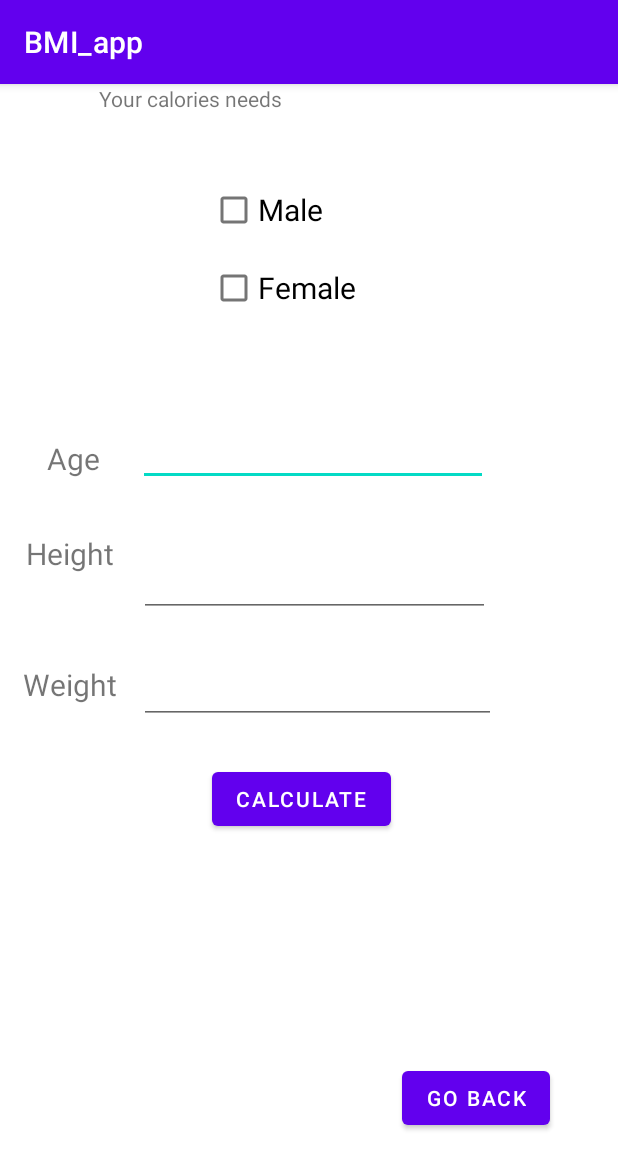
After one commit to annarogala/BMI_android_app, an Android app: the CaloriesActivity screen opened directly, with no data from a screen before it, on a phone screen of 412 x 824 dp. The commit adds this screen. Shown: the top 1169 px of the screen. Run offline under Robolectric (Android 15) with nearby library versions, the phone set to English and light mode, and no system bars.

Commit message:
Add starts screen, recipes and calories screen and navigation

```diff
--- /dev/null
+++ b/app/src/main/java/com/example/bmi_app/CaloriesActivity.java
@@ -0,0 +1,95 @@
+package com.example.bmi_app;
+
+import java.util.Locale;
+
+import android.widget.Button;
+import android.os.Bundle;
+import android.view.View;
+import android.widget.CheckBox;
+import android.widget.EditText;
+import android.widget.TextView;
+
+import androidx.appcompat.app.AppCompatActivity;
+
+public class CaloriesActivity extends AppCompatActivity {
+    private EditText weightEditText;
+    private EditText heightEditText;
+    private EditText ageEditText;
+    private CheckBox maleCheckBox;
+    private CheckBox femaleCheckBox;
+    private Button calculateBtn;
+    private TextView resultTextView;
+
+    @Override
+    protected void onCreate(Bundle savedInstanceState) {
+        super.onCreate(savedInstanceState);
+        setContentView(R.layout.calories);
+
+        femaleCheckBox = findViewById(R.id.femaleCheckbox);
+        maleCheckBox = findViewById(R.id.maleCheckbox);
+        ageEditText = findViewById(R.id.ageNumber);
+        weightEditText = findViewById(R.id.WeightNumber);
+        heightEditText = findViewById(R.id.HeightNumber);
+        calculateBtn = findViewById(R.id.CalculateBtn);
+        resultTextView = findViewById(R.id.ResultText);
+        Button backBtn = findViewById(R.id.backBtn);
+
+        maleCheckBox.setOnClickListener(new View.OnClickListener() {
+            @Override
+            public void onClick(View v) {
+                if (maleCheckBox.isChecked()) {
+                    femaleCheckBox.setChecked(false);
+                }
+            }
+        });
+
+        femaleCheckBox.setOnClickListener(new View.OnClickListener() {
+            @Override
+            public void onClick(View v) {
+                if (femaleCheckBox.isChecked()) {
+                    maleCheckBox.setChecked(false);
+                }
+            }
+        });
+
+        calculateBtn.setOnClickListener(new View.OnClickListener() {
+            @Override
+            public void onClick(View v) {
+                calculateCalories();
+            }
+        });
+
+        backBtn.setOnClickListener(new View.OnClickListener() {
+            @Override
+            public void onClick(View v) {
+                finish();
+            }
+        });
+    }
+
+    private void calculateCalories() {
+        String weightStr = weightEditText.getText().toString();
+        String heightStr = heightEditText.getText().toString();
+        String ageStr = ageEditText.getText().toString();
+
+        if (!weightStr.isEmpty() && !heightStr.isEmpty() && !ageStr.isEmpty()) {
+            double weight = Double.parseDouble(weightStr);
+            double height = Double.parseDouble(heightStr);
+            int age = Integer.parseInt(ageStr);
+
+            double bmr;
+            boolean isMaleChecked = maleCheckBox.isChecked();
+            boolean isFemaleChecked = femaleCheckBox.isChecked();
+
+            if (isMaleChecked) {
+                bmr = 5 + (10 * weight) + (6.25 * height) - (5 * age);
+            } else if (isFemaleChecked) {
+                bmr = -161 + (10 * weight) + (6.25 * height) - (5 * age);
+            } else {
+                return;
+            }
+
+            resultTextView.setText(String.format(Locale.getDefault(), "%.2f", bmr));
+        }
+    }
+}
--- /dev/null
+++ b/app/src/main/res/layout/calories.xml
@@ -0,0 +1,154 @@
+<?xml version="1.0" encoding="utf-8"?>
+<androidx.constraintlayout.widget.ConstraintLayout xmlns:android="http://schemas.android.com/apk/res/android"
+    xmlns:app="http://schemas.android.com/apk/res-auto"
+    xmlns:tools="http://schemas.android.com/tools"
+    android:layout_width="match_parent"
+    android:layout_height="match_parent"
+    tools:context=".CaloriesActivity">
+
+    <CheckBox
+        android:id="@+id/femaleCheckbox"
+        android:layout_width="wrap_content"
+        android:layout_height="wrap_content"
+        android:layout_marginStart="140dp"
+        android:layout_marginTop="52dp"
+        android:text="Female"
+        android:textSize="20sp"
+        app:layout_constraintStart_toStartOf="parent"
+        app:layout_constraintTop_toTopOf="@+id/maleCheckbox" />
+
+    <CheckBox
+        android:id="@+id/maleCheckbox"
+        android:layout_width="wrap_content"
+        android:layout_height="wrap_content"
+        android:layout_marginStart="140dp"
+        android:layout_marginBottom="84dp"
+        android:text="Male"
+        android:textSize="20sp"
+        app:layout_constraintBottom_toTopOf="@+id/ageNumber"
+        app:layout_constraintStart_toStartOf="parent" />
+
+    <EditText
+        android:id="@+id/ageNumber"
+        android:layout_width="233dp"
+        android:layout_height="76dp"
+        android:layout_marginTop="192dp"
+        android:ems="10"
+        android:inputType="numberDecimal"
+        app:layout_constraintEnd_toEndOf="parent"
+        app:layout_constraintHorizontal_bias="0.516"
+        app:layout_constraintStart_toStartOf="parent"
+        app:layout_constraintTop_toTopOf="parent" />
+
+    <EditText
+        android:id="@+id/WeightNumber"
+        android:layout_width="238dp"
+        android:layout_height="68dp"
+        android:ems="10"
+        android:inputType="numberDecimal"
+        app:layout_constraintBottom_toBottomOf="parent"
+        app:layout_constraintEnd_toEndOf="parent"
+        app:layout_constraintHorizontal_bias="0.531"
+        app:layout_constraintStart_toStartOf="parent"
+        app:layout_constraintTop_toTopOf="parent"
+        app:layout_constraintVertical_bias="0.512" />
+
+    <EditText
+        android:id="@+id/HeightNumber"
+        android:layout_width="234dp"
+        android:layout_height="70dp"
+        android:ems="10"
+        android:inputType="numberDecimal"
+        app:layout_constraintBottom_toBottomOf="parent"
+        app:layout_constraintEnd_toEndOf="parent"
+        app:layout_constraintHorizontal_bias="0.519"
+        app:layout_constraintStart_toStartOf="parent"
+        app:layout_constraintTop_toTopOf="parent"
+        app:layout_constraintVertical_bias="0.409" />
+
+    <TextView
+        android:id="@+id/HeightText"
+        android:layout_width="wrap_content"
+        android:layout_height="wrap_content"
+        android:text="Height"
+        android:textSize="20sp"
+        app:layout_constraintBottom_toBottomOf="parent"
+        app:layout_constraintEnd_toStartOf="@+id/HeightNumber"
+        app:layout_constraintHorizontal_bias="0.515"
+        app:layout_constraintStart_toStartOf="parent"
+        app:layout_constraintTop_toTopOf="parent"
+        app:layout_constraintVertical_bias="0.404" />
+
+    <TextView
+        android:id="@+id/ageText"
+        android:layout_width="wrap_content"
+        android:layout_height="wrap_content"
+        android:layout_marginEnd="24dp"
+        android:layout_marginBottom="36dp"
+        android:text="Age"
+        android:textSize="20sp"
+        app:layout_constraintBottom_toTopOf="@+id/HeightText"
+        app:layout_constraintEnd_toStartOf="@+id/ageNumber"
+        app:layout_constraintHorizontal_bias="0.969"
+        app:layout_constraintStart_toStartOf="parent" />
+
+    <TextView
+        android:id="@+id/WeightText"
+        android:layout_width="wrap_content"
+        android:layout_height="wrap_content"
+        android:layout_marginTop="60dp"
+        android:text="Weight"
+        android:textSize="20sp"
+        app:layout_constraintEnd_toStartOf="@+id/WeightNumber"
+        app:layout_constraintStart_toStartOf="parent"
+        app:layout_constraintTop_toBottomOf="@+id/HeightText" />
+
+
+    <Button
+        android:id="@+id/CalculateBtn"
+        android:layout_width="wrap_content"
+        android:layout_height="wrap_content"
+        android:text="Calculate"
+        app:layout_constraintBottom_toBottomOf="parent"
+        app:layout_constraintEnd_toEndOf="parent"
+        app:layout_constraintHorizontal_bias="0.482"
+        app:layout_constraintStart_toStartOf="parent"
+        app:layout_constraintTop_toTopOf="parent"
+        app:layout_constraintVertical_bias="0.629" />
+
+    <TextView
+        android:id="@+id/ResultText"
+        android:layout_width="196dp"
+        android:layout_height="51dp"
+        android:textSize="20sp"
+        app:layout_constraintBottom_toBottomOf="parent"
+        app:layout_constraintEnd_toEndOf="parent"
+        app:layout_constraintHorizontal_bias="0.288"
+        app:layout_constraintStart_toStartOf="parent"
+        app:layout_constraintTop_toTopOf="parent"
+        app:layout_constraintVertical_bias="0.783" />
+
+    <Button
+        android:id="@+id/backBtn"
+        android:layout_width="wrap_content"
+        android:layout_height="wrap_content"
+        android:text="Go Back"
+        app:layout_constraintBottom_toBottomOf="parent"
+        app:layout_constraintEnd_toEndOf="parent"
+        app:layout_constraintHorizontal_bias="0.855"
+        app:layout_constraintStart_toStartOf="parent"
+        app:layout_constraintTop_toTopOf="parent"
+        app:layout_constraintVertical_bias="0.906" />
+
+    <TextView
+        android:id="@+id/caloriesText"
+        android:layout_width="162dp"
+        android:layout_height="18dp"
+        android:text="Your calories needs"
+        app:layout_constraintEnd_toEndOf="parent"
+        app:layout_constraintHorizontal_bias="0.265"
+        app:layout_constraintStart_toStartOf="parent"
+        tools:layout_editor_absoluteY="501dp" />
+
+
+</androidx.constraintlayout.widget.ConstraintLayout>
```
Also changed, not shown: app/src/main/AndroidManifest.xml (+9 -1 lines), app/src/main/java/com/example/bmi_app/BMIActivity.java (renamed from app/src/main/java/com/example/bmi_app/MainActivity.java, +12 -3 lines), app/src/main/java/com/example/bmi_app/MenuActivity.java (added, +44 -0 lines), app/src/main/java/com/example/bmi_app/RecipesActivity.java (added, +25 -0 lines), app/src/main/java/com/example/bmi_app/StartActivity.java (added, +24 -0 lines), app/src/main/res/layout/bmi.xml (renamed from app/src/main/res/layout/activity_main.xml, +15 -2 lines), app/src/main/res/layout/menu.xml (added, +44 -0 lines), app/src/main/res/layout/recipes.xml (added, +213 -0 lines), app/src/main/res/layout/start.xml (added, +46 -0 lines).
